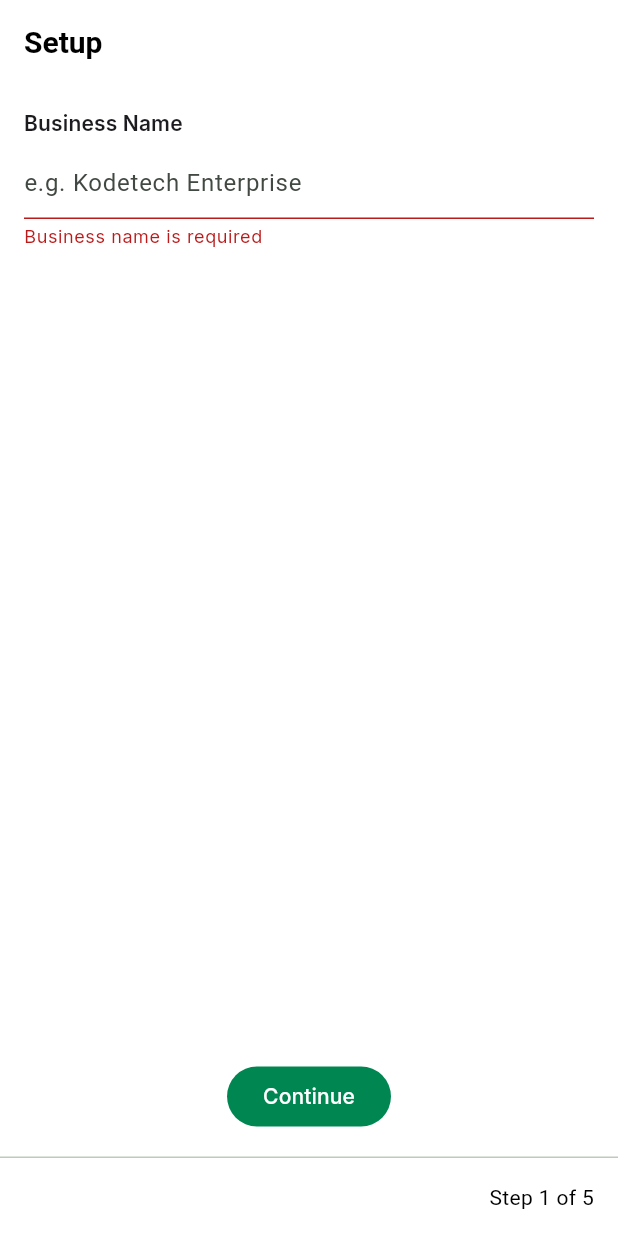
After one commit to Emmanuel-Darko/floatwise-mobile, a Flutter app: the SetupWizardScreen screen opened by its route, after a tap on "Continue", on a phone screen of 412 x 824 dp. The commit adds this screen. Run offline on Flutter 3.47's test engine with Material 3 defaults, Android fonts, the phone set to English and light mode, and no system bars; our stand-ins replace drift, flex_color_scheme, flutter_riverpod, flutter_secure_storage, gap, go_router and 3 more; accounts and stored records are empty; generated files the repository leaves out were written again.

Commit message:
feat(setup): scaffold multi-step onboarding wizard

```diff
--- a/lib/app/router/app_router.dart
+++ b/lib/app/router/app_router.dart
@@ -2,7 +2,7 @@ import 'package:flutter_riverpod/flutter_riverpod.dart';
 import 'package:go_router/go_router.dart';
 
 import '../../features/dashboard/presentation/pages/dashboard_page.dart';
-import '../../features/setup/presentation/pages/setup_wizard_page.dart';
+import '../../features/setup/presentation/screens/setup_wizard_screen.dart';
 import '../../features/welcome/presentation/pages/welcome_page.dart';
 import '../../features/settings/presentation/providers/app_config_repository_provider.dart';
 
@@ -32,7 +32,7 @@ final appRouterProvider = Provider<GoRouter>((ref) {
       ),
       GoRoute(
         path: '/setup',
-        builder: (context, state) => const SetupWizardPage(),
+        builder: (context, state) => const SetupWizardScreen(),
       ),
     ],
   );
--- a/lib/core/widgets/app_text_field.dart
+++ b/lib/core/widgets/app_text_field.dart
@@ -13,6 +13,8 @@ class AppTextField extends StatelessWidget {
   final int maxLines;
   final bool enabled;
   final void Function(String)? onChanged;
+  final TextInputAction? textInputAction;
+  final void Function(String)? onSubmitted;
 
   const AppTextField({
     super.key,
@@ -27,6 +29,8 @@ class AppTextField extends StatelessWidget {
     this.maxLines = 1,
     this.enabled = true,
     this.onChanged,
+    this.textInputAction,
+    this.onSubmitted,
   });
 
   @override
@@ -49,6 +53,8 @@ class AppTextField extends StatelessWidget {
           maxLines: maxLines,
           enabled: enabled,
           onChanged: onChanged,
+          textInputAction: textInputAction,
+          onFieldSubmitted: onSubmitted,
           decoration: InputDecoration(
             hintText: hint,
             prefixIcon: prefixIcon,
--- /dev/null
+++ b/lib/features/setup/presentation/controllers/setup_controller.dart
@@ -0,0 +1,33 @@
+import 'package:flutter_riverpod/flutter_riverpod.dart';
+
+import '../../../business/domain/entities/business_entity.dart';
+import '../../../branch/domain/entities/branch_entity.dart';
+import '../../../till/domain/entities/till_entity.dart';
+import '../models/setup_state.dart';
+
+class SetupController extends Notifier<SetupState> {
+  @override
+  SetupState build() => const SetupState();
+
+  void updateBusiness(BusinessEntity business) {
+    state = state.copyWith(business: business);
+  }
+
+  void updateBranch(BranchEntity branch) {
+    state = state.copyWith(branch: branch);
+  }
+
+  void updateTill(TillEntity till) {
+    state = state.copyWith(till: till);
+  }
+
+  void updateOpeningBalances({
+    required double cash,
+    required double floatBalance,
+  }) {
+    state = state.copyWith(
+      openingCash: cash,
+      openingFloat: floatBalance,
+    );
+  }
+}
--- /dev/null
+++ b/lib/features/setup/presentation/providers/setup_controller_provider.dart
@@ -0,0 +1,9 @@
+import 'package:flutter_riverpod/flutter_riverpod.dart';
+
+import '../controllers/setup_controller.dart';
+import '../models/setup_state.dart';
+
+final setupControllerProvider =
+    NotifierProvider<SetupController, SetupState>(
+  SetupController.new,
+);
--- /dev/null
+++ b/lib/features/setup/presentation/screens/branch_step_screen.dart
@@ -0,0 +1,79 @@
+import 'package:flutter/material.dart';
+import 'package:flutter_riverpod/flutter_riverpod.dart';
+
+import '../../../../core/utils/validators.dart';
+import '../../../../core/widgets/app_text_field.dart';
+import '../../../branch/domain/entities/branch_entity.dart';
+import '../providers/setup_controller_provider.dart';
+import 'setup_utils.dart';
+
+class BranchStepScreen extends ConsumerStatefulWidget {
+  const BranchStepScreen({super.key, required this.onNext});
+
+  final VoidCallback onNext;
+
+  @override
+  ConsumerState<BranchStepScreen> createState() => _BranchStepScreenState();
+}
+
+class _BranchStepScreenState extends ConsumerState<BranchStepScreen> {
+  late final TextEditingController _nameController;
+  final _formKey = GlobalKey<FormState>();
+
+  @override
+  void initState() {
+    super.initState();
+    final existing = ref.read(setupControllerProvider).branch?.name ?? '';
+    _nameController = TextEditingController(text: existing);
+  }
+
+  @override
+  void dispose() {
+    _nameController.dispose();
+    super.dispose();
+  }
+
+  void _submit() {
+    if (!(_formKey.currentState?.validate() ?? false)) return;
+    ref.read(setupControllerProvider.notifier).updateBranch(
+          BranchEntity(
+            id: SetupUtils.generateLocalId(),
+            businessId: '',
+            name: _nameController.text.trim(),
+            createdAt: DateTime.now(),
+          ),
+        );
+    widget.onNext();
+  }
+
+  @override
+  Widget build(BuildContext context) {
+    return Padding(
+      padding: const EdgeInsets.all(16),
+      child: Form(
+        key: _formKey,
+        child: Column(
+          children: [
+            Expanded(
+              child: SingleChildScrollView(
+                child: AppTextField(
+                  label: 'Branch Name',
+                  hint: 'e.g. East Legon',
+                  controller: _nameController,
+                  validator: (v) => Validators.required(v, 'Branch name'),
+                  textInputAction: TextInputAction.done,
+                  onSubmitted: (_) => _submit(),
+                ),
+              ),
+            ),
+            const SizedBox(height: 16),
+            FilledButton(
+              onPressed: _submit,
+              child: const Text('Continue'),
+            ),
+          ],
+        ),
+      ),
+    );
+  }
+}
--- /dev/null
+++ b/lib/features/setup/presentation/screens/business_step_screen.dart
@@ -0,0 +1,79 @@
+import 'package:flutter/material.dart';
+import 'package:flutter_riverpod/flutter_riverpod.dart';
+
+import '../../../../core/utils/validators.dart';
+import '../../../../core/widgets/app_text_field.dart';
+import '../../../business/domain/entities/business_entity.dart';
+import '../providers/setup_controller_provider.dart';
+import 'setup_utils.dart';
+
+class BusinessStepScreen extends ConsumerStatefulWidget {
+  final VoidCallback onNext;
+
+  const BusinessStepScreen({super.key, required this.onNext});
+
+  @override
+  ConsumerState<BusinessStepScreen> createState() => _BusinessStepScreenState();
+}
+
+class _BusinessStepScreenState extends ConsumerState<BusinessStepScreen> {
+  late final TextEditingController _nameController;
+  final _formKey = GlobalKey<FormState>();
+
+  @override
+  void initState() {
+    super.initState();
+    final existing = ref.read(setupControllerProvider).business?.name ?? '';
+    _nameController = TextEditingController(text: existing);
+  }
+
+  @override
+  void dispose() {
+    _nameController.dispose();
+    super.dispose();
+  }
+
+  void _submit() {
+    if (!(_formKey.currentState?.validate() ?? false)) return;
+    ref.read(setupControllerProvider.notifier).updateBusiness(
+          BusinessEntity(
+            id: SetupUtils.generateLocalId(),
+            name: _nameController.text.trim(),
+            ownerId: '',
+            createdAt: DateTime.now(),
+          ),
+        );
+    widget.onNext();
+  }
+
+  @override
+  Widget build(BuildContext context) {
+    return Padding(
+      padding: const EdgeInsets.all(16),
+      child: Form(
+        key: _formKey,
+        child: Column(
+          children: [
+            Expanded(
+              child: SingleChildScrollView(
+                child: AppTextField(
+                  label: 'Business Name',
+                  hint: 'e.g. Kodetech Enterprise',
+                  controller: _nameController,
+                  validator: (v) => Validators.required(v, 'Business name'),
+                  textInputAction: TextInputAction.next,
+                  onSubmitted: (_) => _submit(),
+                ),
+              ),
+            ),
+            const SizedBox(height: 16),
+            FilledButton(
+              onPressed: _submit,
+              child: const Text('Continue'),
+            ),
+          ],
+        ),
+      ),
+    );
+  }
+}
--- /dev/null
+++ b/lib/features/setup/presentation/screens/opening_balance_step_screen.dart
@@ -0,0 +1,101 @@
+import 'package:flutter/material.dart';
+import 'package:flutter_riverpod/flutter_riverpod.dart';
+
+import '../../../../core/utils/validators.dart';
+import '../../../../core/widgets/app_text_field.dart';
+import '../providers/setup_controller_provider.dart';
+
+class OpeningBalanceStepScreen extends ConsumerStatefulWidget {
+  const OpeningBalanceStepScreen({super.key, required this.onNext});
+
+  final VoidCallback onNext;
+
+  @override
+  ConsumerState<OpeningBalanceStepScreen> createState() =>
+      _OpeningBalanceStepScreenState();
+}
+
+class _OpeningBalanceStepScreenState
+    extends ConsumerState<OpeningBalanceStepScreen> {
+  late final TextEditingController _cashController;
+  late final TextEditingController _floatController;
+  final _formKey = GlobalKey<FormState>();
+
+  @override
+  void initState() {
+    super.initState();
+    final state = ref.read(setupControllerProvider);
+    _cashController = TextEditingController(
+      text: state.openingCash != null ? state.openingCash.toString() : '',
+    );
+    _floatController = TextEditingController(
+      text: state.openingFloat != null ? state.openingFloat.toString() : '',
+    );
+  }
+
+  @override
+  void dispose() {
+    _cashController.dispose();
+    _floatController.dispose();
+    super.dispose();
+  }
+
+  void _submit() {
+    if (!(_formKey.currentState?.validate() ?? false)) return;
+    ref.read(setupControllerProvider.notifier).updateOpeningBalances(
+          cash: double.parse(_cashController.text.trim()),
+          floatBalance: double.parse(_floatController.text.trim()),
+        );
+    widget.onNext();
+  }
+
+  @override
+  Widget build(BuildContext context) {
+    return Padding(
+      padding: const EdgeInsets.all(16),
+      child: Form(
+        key: _formKey,
+        child: Column(
+          children: [
+            Expanded(
+              child: SingleChildScrollView(
+                child: Column(
+                  crossAxisAlignment: CrossAxisAlignment.start,
+                  children: [
+                    AppTextField(
+                      label: 'Opening Cash (GHS)',
+                      hint: 'e.g. 5000',
+                      controller: _cashController,
+                      keyboardType: const TextInputType.numberWithOptions(
+                        decimal: true,
+                      ),
+                      validator: Validators.amount,
+                      textInputAction: TextInputAction.next,
+                    ),
+                    const SizedBox(height: 16),
+                    AppTextField(
+                      label: 'Opening Float (GHS)',
+                      hint: 'e.g. 10000',
+                      controller: _floatController,
+                      keyboardType: const TextInputType.numberWithOptions(
+                        decimal: true,
+                      ),
+                      validator: Validators.amount,
+                      textInputAction: TextInputAction.done,
+                      onSubmitted: (_) => _submit(),
+                    ),
+                  ],
+                ),
+              ),
+            ),
+            const SizedBox(height: 16),
+            FilledButton(
+              onPressed: _submit,
+              child: const Text('Continue'),
+            ),
+          ],
+        ),
+      ),
+    );
+  }
+}
--- /dev/null
+++ b/lib/features/setup/presentation/screens/review_step_screen.dart
@@ -0,0 +1,114 @@
+import 'package:flutter/material.dart';
+import 'package:flutter_riverpod/flutter_riverpod.dart';
+
+import '../../../../core/utils/formatters.dart';
+import '../../../../shared/enums/mobile_network.dart';
+import '../providers/setup_controller_provider.dart';
+
+class ReviewStepScreen extends ConsumerWidget {
+  const ReviewStepScreen({super.key, required this.onFinish});
+
+  final VoidCallback onFinish;
+
+  @override
+  Widget build(BuildContext context, WidgetRef ref) {
+    final state = ref.watch(setupControllerProvider);
+    final theme = Theme.of(context);
+    final business = state.business;
+    final branch = state.branch;
+    final till = state.till;
+    final cash = state.openingCash;
+    final float = state.openingFloat;
+
+    final ready = business != null &&
+        branch != null &&
+        till != null &&
+        cash != null &&
+        float != null;
+
+    return Padding(
+      padding: const EdgeInsets.all(16),
+      child: Column(
+        children: [
+          Expanded(
+            child: ListView(
+              children: [
+                _Section(
+                  title: 'Business',
+                  value: business?.name ?? '—',
+                ),
+                _Section(
+                  title: 'Branch',
+                  value: branch?.name ?? '—',
+                ),
+                _Section(
+                  title: 'Till',
+                  value: till != null
+                      ? '${till.network.shortName} ${Formatters.phone(till.phoneNumber)}'
+                      : '—',
+                ),
+                _Section(
+                  title: 'Opening Cash',
+                  value: cash != null ? Formatters.currency(cash) : '—',
+                ),
+                _Section(
+                  title: 'Opening Float',
+                  value: float != null ? Formatters.currency(float) : '—',
+                ),
+                const SizedBox(height: 16),
+                Text(
+                  'Review the details before you finish.',
+                  style: theme.textTheme.bodySmall?.copyWith(
+                    color: theme.colorScheme.onSurfaceVariant,
+                  ),
+                ),
+              ],
+            ),
+          ),
+          const SizedBox(height: 16),
+          FilledButton(
+            onPressed: ready ? onFinish : null,
+            child: const Text('Finish Setup'),
+          ),
+        ],
+      ),
+    );
+  }
+}
+
+class _Section extends StatelessWidget {
+  const _Section({required this.title, required this.value});
+
+  final String title;
+  final String value;
+
+  @override
+  Widget build(BuildContext context) {
+    final theme = Theme.of(context);
+    return Card(
+      margin: const EdgeInsets.only(bottom: 12),
+      child: Padding(
+        padding: const EdgeInsets.all(16),
+        child: Row(
+          mainAxisAlignment: MainAxisAlignment.spaceBetween,
+          children: [
+            Text(
+              title,
+              style: theme.textTheme.labelLarge?.copyWith(
+                color: theme.colorScheme.onSurfaceVariant,
+              ),
+            ),
+            const SizedBox(width: 16),
+            Flexible(
+              child: Text(
+                value,
+                textAlign: TextAlign.end,
+                style: theme.textTheme.titleMedium,
+              ),
+            ),
+          ],
+        ),
+      ),
+    );
+  }
+}
--- /dev/null
+++ b/lib/features/setup/presentation/screens/setup_utils.dart
@@ -0,0 +1,9 @@
+/// Shared helpers for the setup wizard steps.
+class SetupUtils {
+  const SetupUtils._();
+
+  /// Generates a temporary local identifier until real ids are persisted.
+  static String generateLocalId() {
+    return 'local-${DateTime.now().microsecondsSinceEpoch.toRadixString(16)}';
+  }
+}
--- /dev/null
+++ b/lib/features/setup/presentation/screens/setup_wizard_screen.dart
@@ -0,0 +1,75 @@
+import 'package:flutter/material.dart';
+
+import 'business_step_screen.dart';
+import 'branch_step_screen.dart';
+import 'till_step_screen.dart';
+import 'opening_balance_step_screen.dart';
+import 'review_step_screen.dart';
+
+class SetupWizardScreen extends StatefulWidget {
+  const SetupWizardScreen({super.key});
+
+  @override
+  State<SetupWizardScreen> createState() => _SetupWizardScreenState();
+}
+
+class _SetupWizardScreenState extends State<SetupWizardScreen> {
+  int _step = 0;
+
+  void _goToNext() => setState(() => _step++);
+
+  void _goBack() => setState(() => _step--);
+
+  @override
+  Widget build(BuildContext context) {
+    return Scaffold(
+      appBar: AppBar(
+        title: const Text('Setup'),
+        leading: _step > 0
+            ? IconButton(
+                onPressed: _goBack,
+                icon: const Icon(Icons.arrow_back),
+              )
+            : null,
+      ),
+      body: SafeArea(
+        child: Column(
+          children: [
+            Expanded(
+              child: IndexedStack(
+                index: _step,
+                children: [
+                  BusinessStepScreen(onNext: _goToNext),
+                  BranchStepScreen(onNext: _goToNext),
+                  TillStepScreen(onNext: _goToNext),
+                  OpeningBalanceStepScreen(onNext: _goToNext),
+                  ReviewStepScreen(onFinish: _goToNext),
+                ],
+              ),
+            ),
+            const Divider(height: 1),
+            Padding(
+              padding: const EdgeInsets.all(16),
+              child: Row(
+                children: [
+                  Expanded(
+                    child: _step > 0
+                        ? OutlinedButton(
+                            onPressed: _goBack,
+                            child: const Text('Back'),
+                          )
+                        : const SizedBox.shrink(),
+                  ),
+                  if (_step > 0) const SizedBox(width: 12),
+                  Text('Step ${_step + 1} of $_numberOfSteps'),
+                ],
+              ),
+            ),
+          ],
+        ),
+      ),
+    );
+  }
+
+  int get _numberOfSteps => 5;
+}
--- /dev/null
+++ b/lib/features/setup/presentation/screens/till_step_screen.dart
@@ -0,0 +1,123 @@
+import 'package:flutter/material.dart';
+import 'package:flutter_riverpod/flutter_riverpod.dart';
+
+import '../../../../core/utils/validators.dart';
+import '../../../../core/widgets/app_text_field.dart';
+import '../../../../shared/enums/mobile_network.dart';
+import '../../../../shared/enums/till_status.dart';
+import '../../../till/domain/entities/till_entity.dart';
+import '../providers/setup_controller_provider.dart';
+import 'setup_utils.dart';
+
+class TillStepScreen extends ConsumerStatefulWidget {
+  const TillStepScreen({super.key, required this.onNext});
+
+  final VoidCallback onNext;
+
+  @override
+  ConsumerState<TillStepScreen> createState() => _TillStepScreenState();
+}
+
+class _TillStepScreenState extends ConsumerState<TillStepScreen> {
+  late final TextEditingController _nameController;
+  late final TextEditingController _phoneController;
+  final _formKey = GlobalKey<FormState>();
+  MobileNetwork? _network;
+
+  @override
+  void initState() {
+    super.initState();
+    final till = ref.read(setupControllerProvider).till;
+    _nameController = TextEditingController(text: till?.name ?? '');
+    _phoneController = TextEditingController(text: till?.phoneNumber ?? '');
+    _network = till?.network;
+  }
+
+  @override
+  void dispose() {
+    _nameController.dispose();
+    _phoneController.dispose();
+    super.dispose();
+  }
+
+  void _submit() {
+    if (!(_formKey.currentState?.validate() ?? false)) return;
+    final network = _network;
+    if (network == null) return;
+    ref.read(setupControllerProvider.notifier).updateTill(
+          TillEntity(
+            id: SetupUtils.generateLocalId(),
+            branchId: '',
+            name: _nameController.text.trim(),
+            phoneNumber: _phoneController.text.trim(),
+            network: network,
+            status: TillStatus.active,
+            createdAt: DateTime.now(),
+          ),
+        );
+    widget.onNext();
+  }
+
+  @override
+  Widget build(BuildContext context) {
+    return Padding(
+      padding: const EdgeInsets.all(16),
+      child: Form(
+        key: _formKey,
+        child: Column(
+          children: [
+            Expanded(
+              child: SingleChildScrollView(
+                child: Column(
+                  crossAxisAlignment: CrossAxisAlignment.start,
+                  children: [
+                    AppTextField(
+                      label: 'Display Name',
+                      hint: 'e.g. Till 1',
+                      controller: _nameController,
+                      validator: (v) => Validators.required(v, 'Display name'),
+                      textInputAction: TextInputAction.next,
+                    ),
+                    const SizedBox(height: 16),
+                    const Text(
+                      'Mobile Network',
+                      style: TextStyle(fontWeight: FontWeight.w600),
+                    ),
+                    const SizedBox(height: 8),
+                    Wrap(
+                      spacing: 8,
+                      children: [
+                        for (final network in MobileNetwork.values)
+                          ChoiceChip(
+                            label: Text(network.shortName),
+                            selected: _network == network,
+                            onSelected: (_) =>
+                                setState(() => _network = network),
+                          ),
+                      ],
+                    ),
+                    const SizedBox(height: 16),
+                    AppTextField(
+                      label: 'Till Number',
+                      hint: 'e.g. 0240000000',
+                      controller: _phoneController,
+                      keyboardType: TextInputType.phone,
+                      validator: Validators.phone,
+                      textInputAction: TextInputAction.done,
+                      onSubmitted: (_) => _submit(),
+                    ),
+                  ],
+                ),
+              ),
+            ),
+            const SizedBox(height: 16),
+            FilledButton(
+              onPressed: _submit,
+              child: const Text('Continue'),
+            ),
+          ],
+        ),
+      ),
+    );
+  }
+}
```
Also changed, not shown: lib/features/setup/presentation/models/setup_state.dart (added, +36 -0 lines), lib/features/setup/presentation/pages/setup_wizard_page.dart (deleted, +0 -15 lines).
